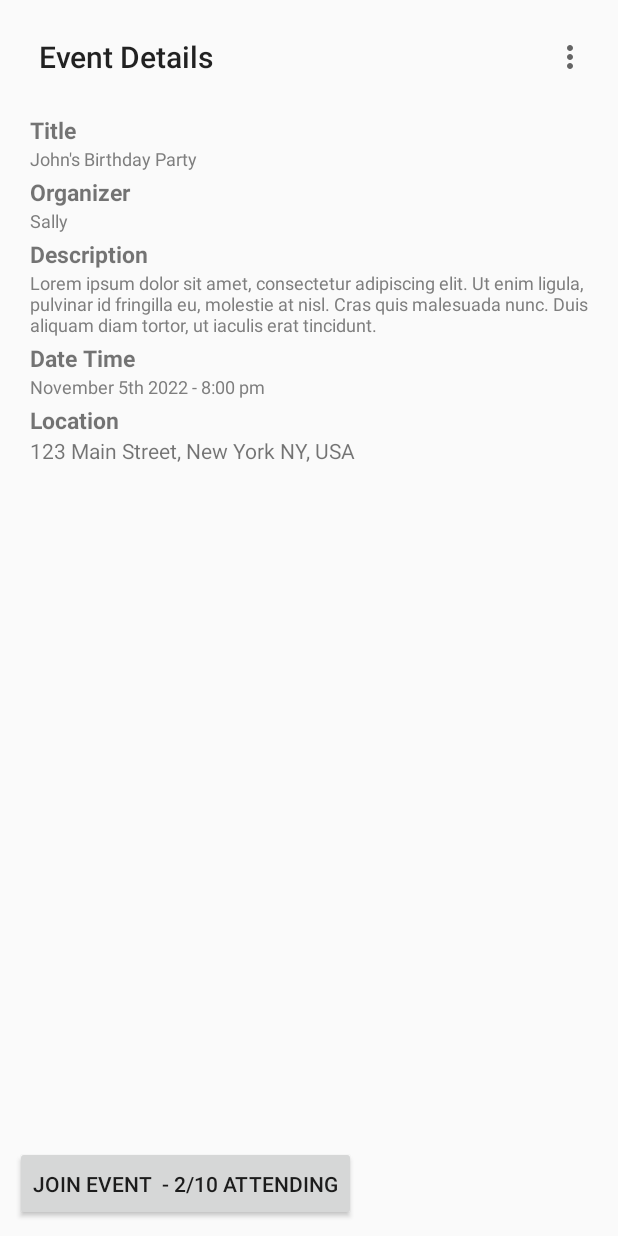
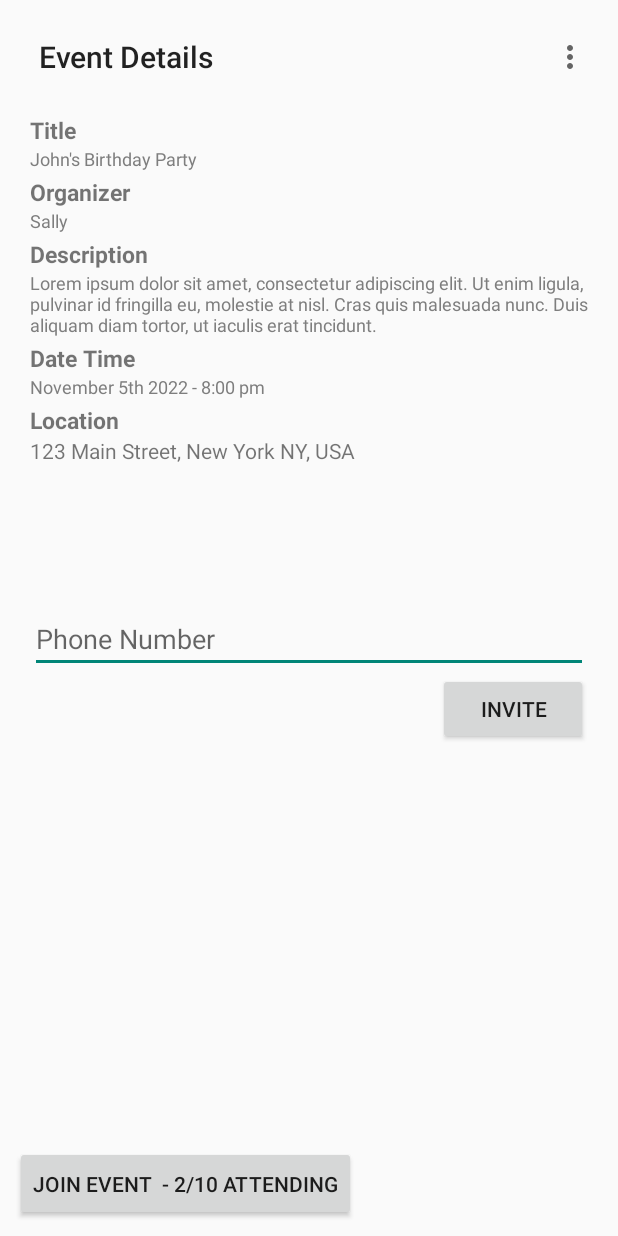
Before and after one commit to Assmannvfbh/eventPlanner_CP470, an Android app: the EventDetails screen opened directly, with no data from a screen before it, on a phone screen of 412 x 824 dp. Run offline under Robolectric (Android 15) with nearby library versions, the phone set to English and light mode, and no system bars; 9 statements that could not run were skipped.

Commit message:
added send sms option to event details page

```diff
--- a/app/src/main/AndroidManifest.xml
+++ b/app/src/main/AndroidManifest.xml
@@ -6,7 +6,7 @@
         android:name="android.hardware.camera"
         android:required="true" />
     <uses-permission android:name="android.permission.INTERNET" />
-
+    <uses-permission android:name="android.permission.SEND_SMS" />
     <application
         android:allowBackup="true"
         android:dataExtractionRules="@xml/data_extraction_rules"
--- a/app/src/main/java/com/example/myapplication/EventDetails.java
+++ b/app/src/main/java/com/example/myapplication/EventDetails.java
@@ -3,16 +3,23 @@ package com.example.myapplication;
 import androidx.appcompat.app.AppCompatActivity;
 import androidx.appcompat.widget.Toolbar;
 
+import android.Manifest;
+import android.content.pm.PackageManager;
 import android.database.Cursor;
 import android.database.sqlite.SQLiteDatabase;
 import android.os.AsyncTask;
+import android.os.Build;
 import android.os.Bundle;
+import android.provider.Telephony;
+import android.telephony.SmsManager;
 import android.view.Menu;
 import android.view.MenuInflater;
 import android.view.View;
 import android.widget.Button;
+import android.widget.EditText;
 import android.widget.ImageView;
 import android.widget.TextView;
+import android.widget.Toast;
 
 public class EventDetails extends AppCompatActivity{
     DatabaseService databaseService;
@@ -25,6 +32,8 @@ public class EventDetails extends AppCompatActivity{
     Toolbar toolbar;
     ImageView delete_button;
     Button joinButton;
+    Button invite;
+    EditText phone;
     boolean admin;
     int id;
 
@@ -41,6 +50,8 @@ public class EventDetails extends AppCompatActivity{
         location = this.findViewById(R.id.eventDetail_location);
         delete_button = this.findViewById(R.id.eventDetail_trash);
         joinButton = this.findViewById(R.id.eventDetails_join_button);
+        invite = this.findViewById(R.id.invite);
+        phone = this.findViewById(R.id.phone_Input);
         delete_button.setVisibility(ImageView.INVISIBLE);
         delete_button.setOnClickListener(new View.OnClickListener() {
             @Override
@@ -49,6 +60,31 @@ public class EventDetails extends AppCompatActivity{
                 loader.execute();
             }
         });
+
+        phone.setOnClickListener(new View.OnClickListener() {
+            @Override
+            public void onClick(View view) {
+                String message = "Hey do you want to come to " + title.getText().toString();
+                String phoneNum = phone.getText().toString().trim();
+
+                if(Build.VERSION.SDK_INT >= Build.VERSION_CODES.M){
+                    if(checkSelfPermission(Manifest.permission.SEND_SMS) == PackageManager.PERMISSION_GRANTED){
+                        try{
+                            SmsManager smsManager = SmsManager.getDefault();
+                            smsManager.sendTextMessage(phoneNum, null, message, null, null);
+                            //Toast.makeText(this, "Message is sent", Toast.LENGTH_SHORT).show();
+                            Toast.makeText(getApplicationContext(), "Invite sent", Toast.LENGTH_SHORT);
+                        }catch (Exception e){
+                            Toast.makeText(getApplicationContext(), "Invite failed to send", Toast.LENGTH_SHORT).show();
+                        }
+                    }else{
+                        requestPermissions(new String[]{Manifest.permission.SEND_SMS},1);
+                    }
+                }
+
+            }
+        });
+
         id = getIntent().getIntExtra("id", -1);
         checkAdmin();
         EventDetailLoader loader = new EventDetailLoader(0);
@@ -130,4 +166,6 @@ public class EventDetails extends AppCompatActivity{
         super.onDestroy();
         db.close();
     }
+
+
 }
--- a/app/src/main/res/layout/activity_event_details.xml
+++ b/app/src/main/res/layout/activity_event_details.xml
@@ -108,6 +108,29 @@
                 android:layout_marginBottom="3dp"
                 android:text="123 Main Street, New York NY, USA" />
 
+            <View android:id="@+id/dummy"
+                android:layout_height="0dp"
+                android:layout_width="0dp"
+                android:layout_centerInParent="true"/>
+
+            <EditText
+                android:id="@+id/phone_Input"
+                android:layout_width="match_parent"
+                android:layout_height="wrap_content"
+                android:layout_alignLeft="@id/dummy"
+                android:hint="Phone Number"
+                android:paddingTop="100dp"
+
+                android:inputType="phone"/>
+
+            <Button
+                android:id="@+id/invite"
+                android:layout_width="100dp"
+                android:layout_height="wrap_content"
+                android:layout_gravity="right"
+                android:text="invite"
+                android:layout_alignRight="@id/dummy"/>
+
         </LinearLayout>
 
         <Button
```
Also changed, not shown: 2 other files.
